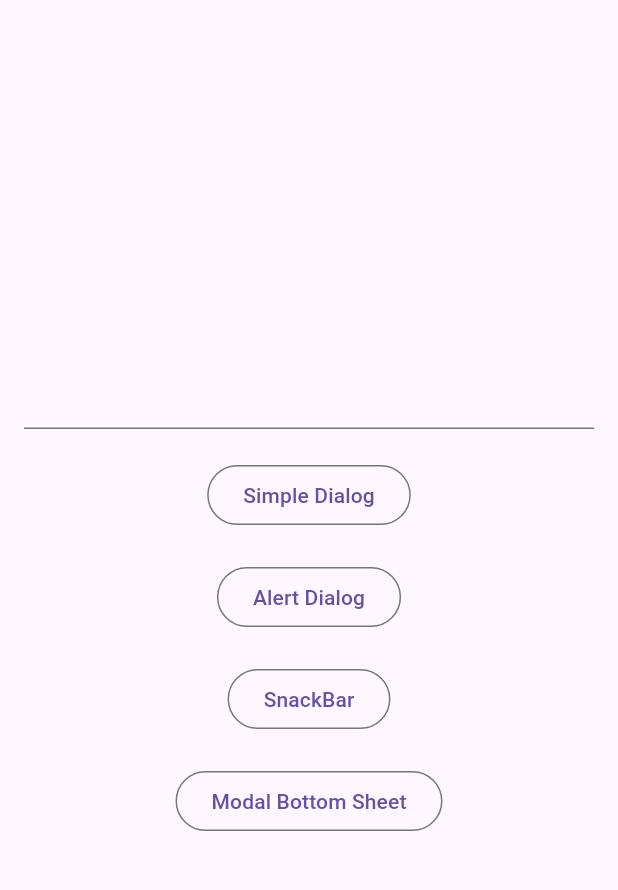
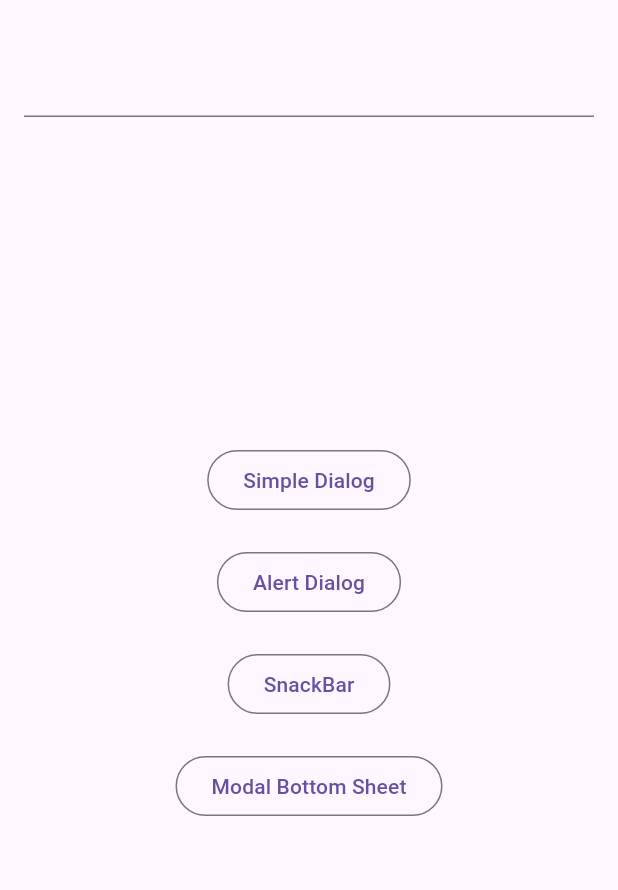
Before and after one commit to isabella-06/flutter, a Flutter app: the screen it shows after launch, on a phone screen of 412 x 824 dp, the part 63-953 px from its top. Run offline on Flutter 3.47's test engine with Material 3 defaults, Android fonts, the light colour scheme and no system bars; our stand-ins replace flutter_form_builder, form_builder_validators.

Commit message:
poner las cosas mas centradas

```diff
--- a/Forms - act1/new_form-new_form/lib/main.dart
+++ b/Forms - act1/new_form-new_form/lib/main.dart
@@ -39,14 +39,13 @@ class _MyCustomFormState extends State<MyCustomForm> {
           padding: const EdgeInsets.all(16.0),
 
           child: Column(
-            mainAxisAlignment: MainAxisAlignment.center,
             children: <Widget>[
 
               TextField(
               controller: myController,
               ),
 
-              const SizedBox(height: 20),
+              Spacer(),
 
               OutlinedButton(
                 onPressed: () {
@@ -142,6 +141,8 @@ class _MyCustomFormState extends State<MyCustomForm> {
                 },
                 child: const Text('Modal Bottom Sheet'),
               ),
+
+              Spacer(),
             ]
           ),
       ),
```
